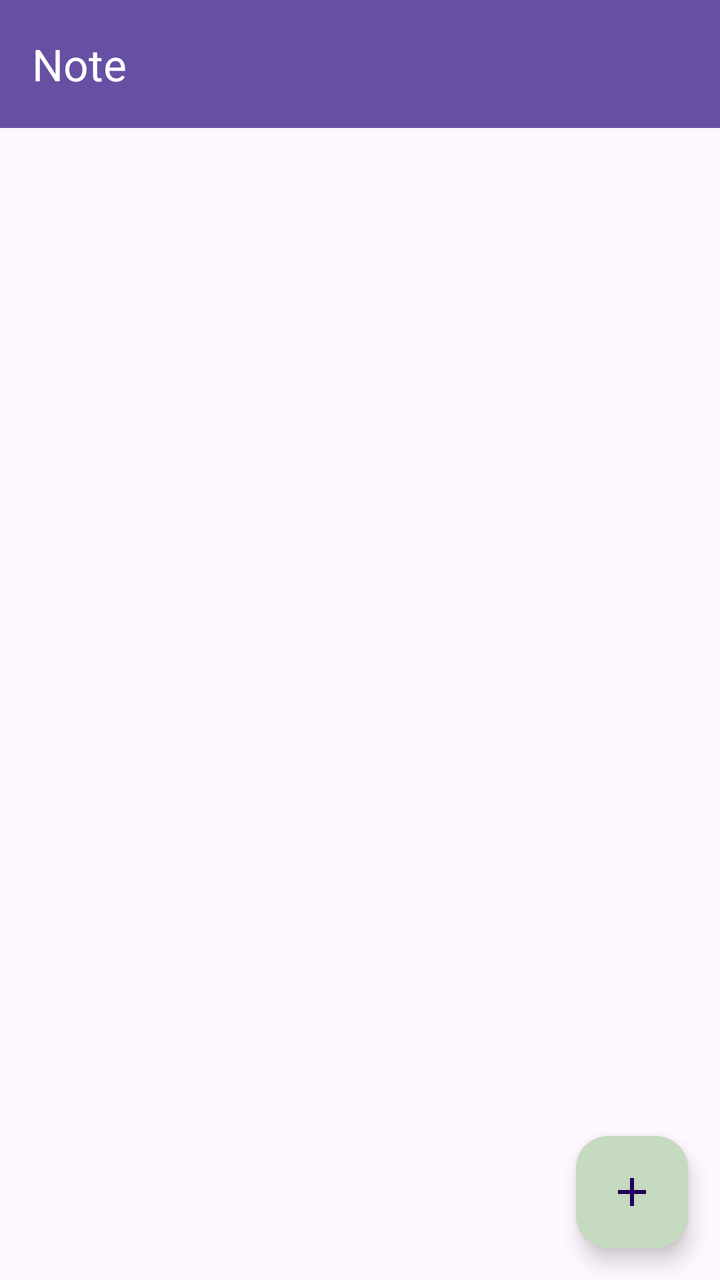
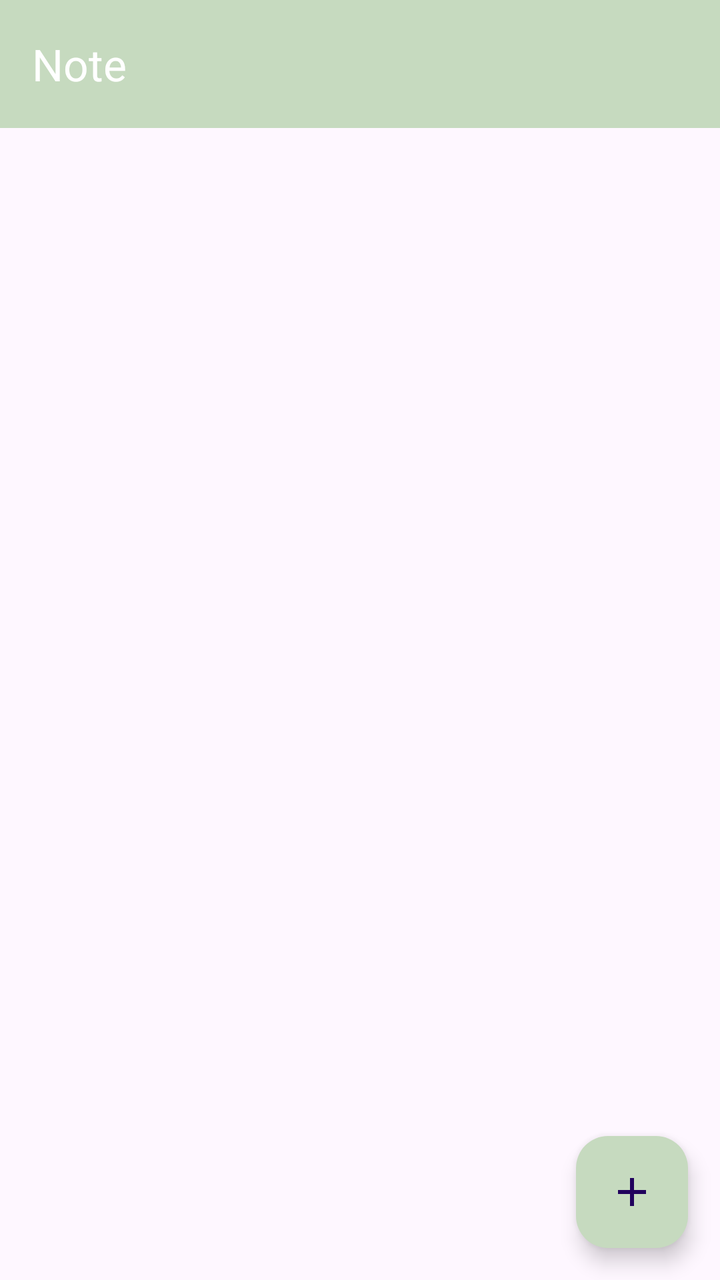

Two renders of the same Android screen: before a commit and after it. Below are the layout's source before the change and the commit's diff.
<!-- AndroidManifest.xml: application theme Theme.Sherine_TIA -->
<!-- res/layout/fragment_notes.xml -->
<?xml version="1.0" encoding="utf-8"?>
<androidx.constraintlayout.widget.ConstraintLayout xmlns:android="http://schemas.android.com/apk/res/android"
    xmlns:app="http://schemas.android.com/apk/res-auto"
    xmlns:tools="http://schemas.android.com/tools"
    android:layout_width="match_parent"
    android:layout_height="match_parent"
    tools:context=".Note.NotesFragment">

    <androidx.appcompat.widget.Toolbar
        android:id="@+id/toolbar"
        android:layout_width="0dp"
        android:layout_height="?attr/actionBarSize"
        android:background="?attr/colorPrimary"
        app:layout_constraintEnd_toEndOf="parent"
        app:layout_constraintStart_toStartOf="parent"
        app:layout_constraintTop_toTopOf="parent"
        app:title="Note"
        app:titleTextColor="@android:color/white" />

    <androidx.recyclerview.widget.RecyclerView
        android:id="@+id/rvNotes"
        android:layout_width="0dp"
        android:layout_height="0dp"
        android:clipToPadding="false"
        android:padding="12dp"
        app:layout_constraintBottom_toBottomOf="parent"
        app:layout_constraintEnd_toEndOf="parent"
        app:layout_constraintStart_toStartOf="parent"
        app:layout_constraintTop_toBottomOf="@id/toolbar" />

    <com.google.android.material.floatingactionbutton.FloatingActionButton
        android:id="@+id/fabAddNote"
        android:layout_width="wrap_content"
        android:layout_height="wrap_content"
        android:layout_margin="16dp"
        android:backgroundTint="@color/lightGreen"
        android:contentDescription="Tambah catatan"
        android:src="@drawable/outline_add_24"
        app:layout_constraintBottom_toBottomOf="parent"
        app:layout_constraintEnd_toEndOf="parent" />

</androidx.constraintlayout.widget.ConstraintLayout>
<!-- resources referenced by this layout -->
<resources>
  <color name="lightGreen">#C6DABF</color>
  <!-- drawable outline_add_24 (drawable) -->
  <vector xmlns:android="http://schemas.android.com/apk/res/android"
      android:height="24dp"
      android:tint="#114B5F"
      android:viewportHeight="960"
      android:viewportWidth="960"
      android:width="24dp">
  
      <path
          android:fillColor="@android:color/white"
          android:pathData="M440,520L200,520L200,440L440,440L440,200L520,200L520,440L760,440L760,520L520,520L520,760L440,760L440,520Z" />
  
  </vector>
  <style name="Theme.Sherine_TIA" parent="Base.Theme.Sherine_TIA" />
  <style name="Base.Theme.Sherine_TIA" parent="Theme.Material3.DayNight.NoActionBar">
          
          
      </style>
</resources>

<!-- the commit's change to res/layout/fragment_notes.xml (unified diff, before → after) -->
@@ -10,7 +10,7 @@
         android:id="@+id/toolbar"
         android:layout_width="0dp"
         android:layout_height="?attr/actionBarSize"
-        android:background="?attr/colorPrimary"
+        android:background="@color/lightGreen"
         app:layout_constraintEnd_toEndOf="parent"
         app:layout_constraintStart_toStartOf="parent"
         app:layout_constraintTop_toTopOf="parent"
